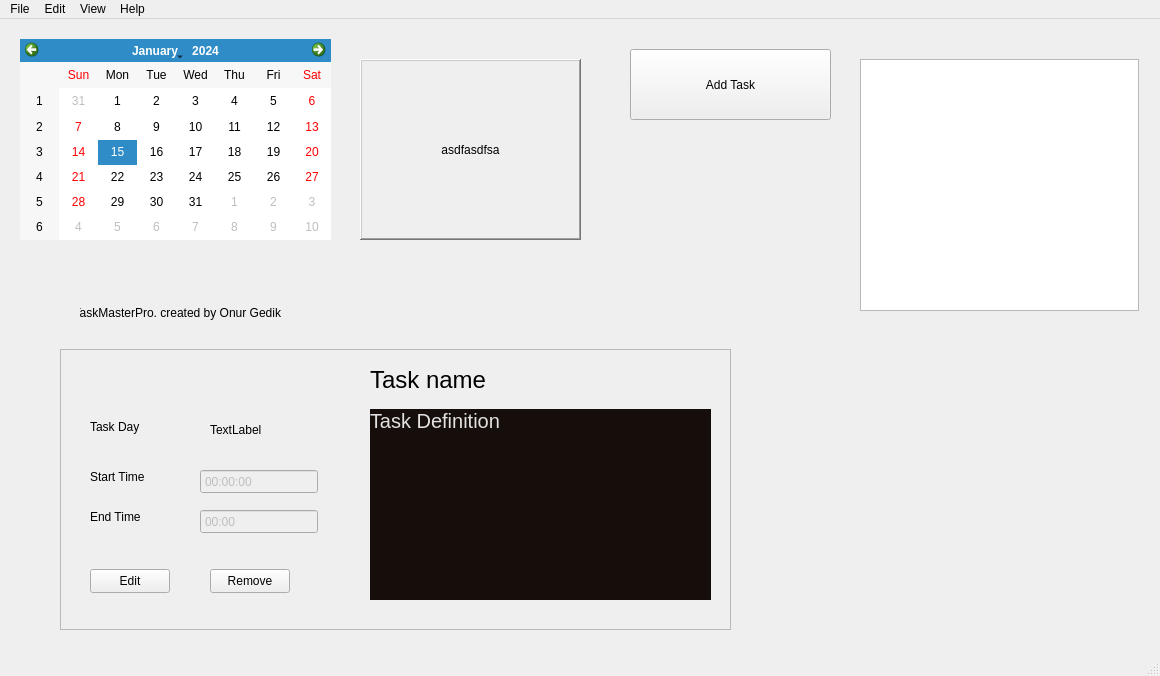
First picture: the form in mainwindow.ui, repository onurgedx/TaskMasterPro, before the edit.
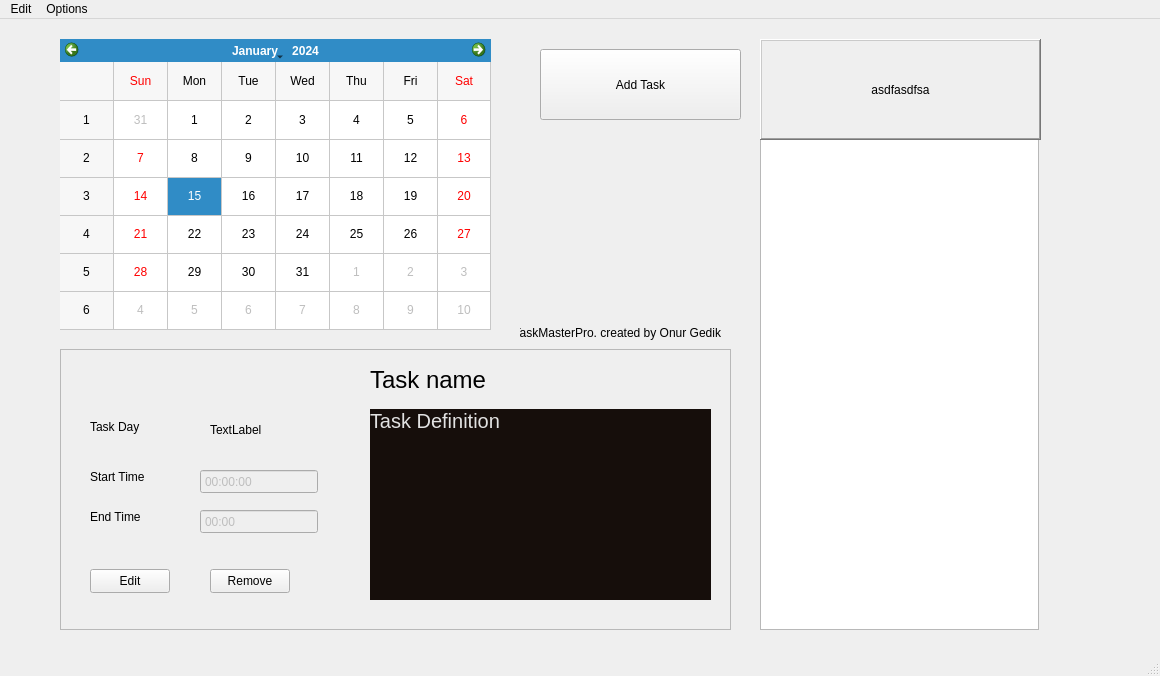
Second picture: the form after the edit.

The edit to the form file:
```diff
--- a/mainwindow.ui
+++ b/mainwindow.ui
@@ -38,8 +38,8 @@
     </property>
     <property name="geometry">
      <rect>
-      <x>80</x>
-      <y>280</y>
+      <x>520</x>
+      <y>300</y>
       <width>201</width>
       <height>21</height>
      </rect>
@@ -66,10 +66,10 @@
    <widget class="QCalendarWidget" name="calendarWidget">
     <property name="geometry">
      <rect>
-      <x>20</x>
+      <x>60</x>
       <y>20</y>
-      <width>311</width>
-      <height>201</height>
+      <width>431</width>
+      <height>291</height>
      </rect>
     </property>
     <property name="cursor">
@@ -78,6 +78,18 @@
     <property name="locale">
      <locale language="English" country="UnitedStates"/>
     </property>
+    <property name="gridVisible">
+     <bool>true</bool>
+    </property>
+    <property name="navigationBarVisible">
+     <bool>true</bool>
+    </property>
+    <property name="dateEditEnabled">
+     <bool>true</bool>
+    </property>
+    <property name="dateEditAcceptDelay">
+     <number>1500</number>
+    </property>
    </widget>
    <widget class="QFrame" name="frame">
     <property name="enabled">
@@ -762,7 +774,7 @@
    <widget class="QPushButton" name="pushButton_5">
     <property name="geometry">
      <rect>
-      <x>630</x>
+      <x>540</x>
       <y>30</y>
       <width>201</width>
       <height>71</height>
@@ -778,10 +790,10 @@
    <widget class="QListWidget" name="listWidget">
     <property name="geometry">
      <rect>
-      <x>860</x>
-      <y>40</y>
+      <x>760</x>
+      <y>120</y>
       <width>279</width>
-      <height>252</height>
+      <height>491</height>
      </rect>
     </property>
     <property name="cursor" stdset="0">
@@ -794,10 +806,10 @@
     </property>
     <property name="geometry">
      <rect>
-      <x>360</x>
-      <y>40</y>
-      <width>221</width>
-      <height>181</height>
+      <x>760</x>
+      <y>20</y>
+      <width>281</width>
+      <height>101</height>
      </rect>
     </property>
     <property name="sizeIncrement">
@@ -838,31 +850,19 @@
      <height>21</height>
     </rect>
    </property>
-   <widget class="QMenu" name="menuFile">
-    <property name="title">
-     <string>File</string>
-    </property>
-   </widget>
    <widget class="QMenu" name="menuEdit">
     <property name="title">
      <string>Edit</string>
     </property>
     <addaction name="actionDelete_All_Tasks"/>
    </widget>
-   <widget class="QMenu" name="menuView">
+   <widget class="QMenu" name="menuOptions">
     <property name="title">
-     <string>View</string>
+     <string>Options</string>
     </property>
    </widget>
-   <widget class="QMenu" name="menuHelp">
-    <property name="title">
-     <string>Help</string>
-    </property>
-   </widget>
-   <addaction name="menuFile"/>
    <addaction name="menuEdit"/>
-   <addaction name="menuView"/>
-   <addaction name="menuHelp"/>
+   <addaction name="menuOptions"/>
   </widget>
   <widget class="QStatusBar" name="statusbar"/>
   <action name="actionDelete_All_Tasks">
```
Left out of the diff: 12 changed lines with no effect on the pictures.
